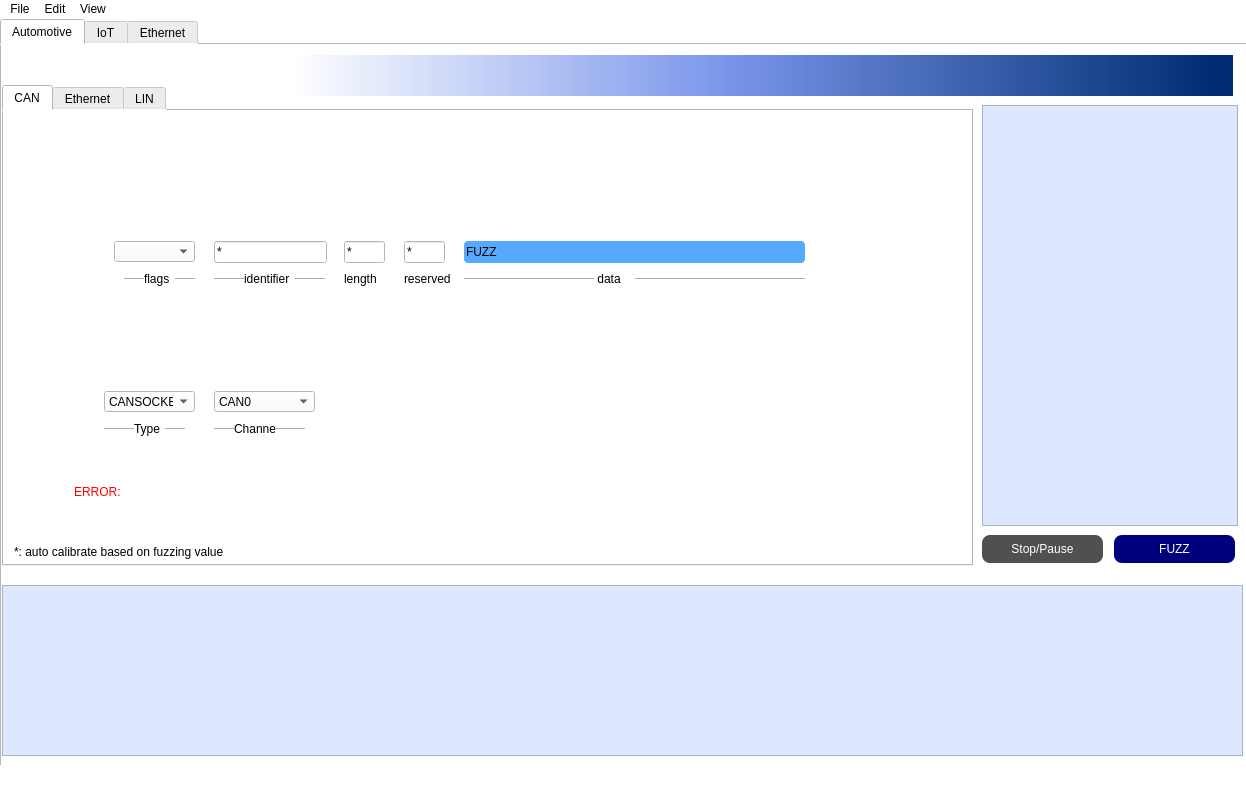
Before: the Qt Designer form app/ui/main.ui in ProtoFuzz/ProtoFuzz, drawn with Qt 5.
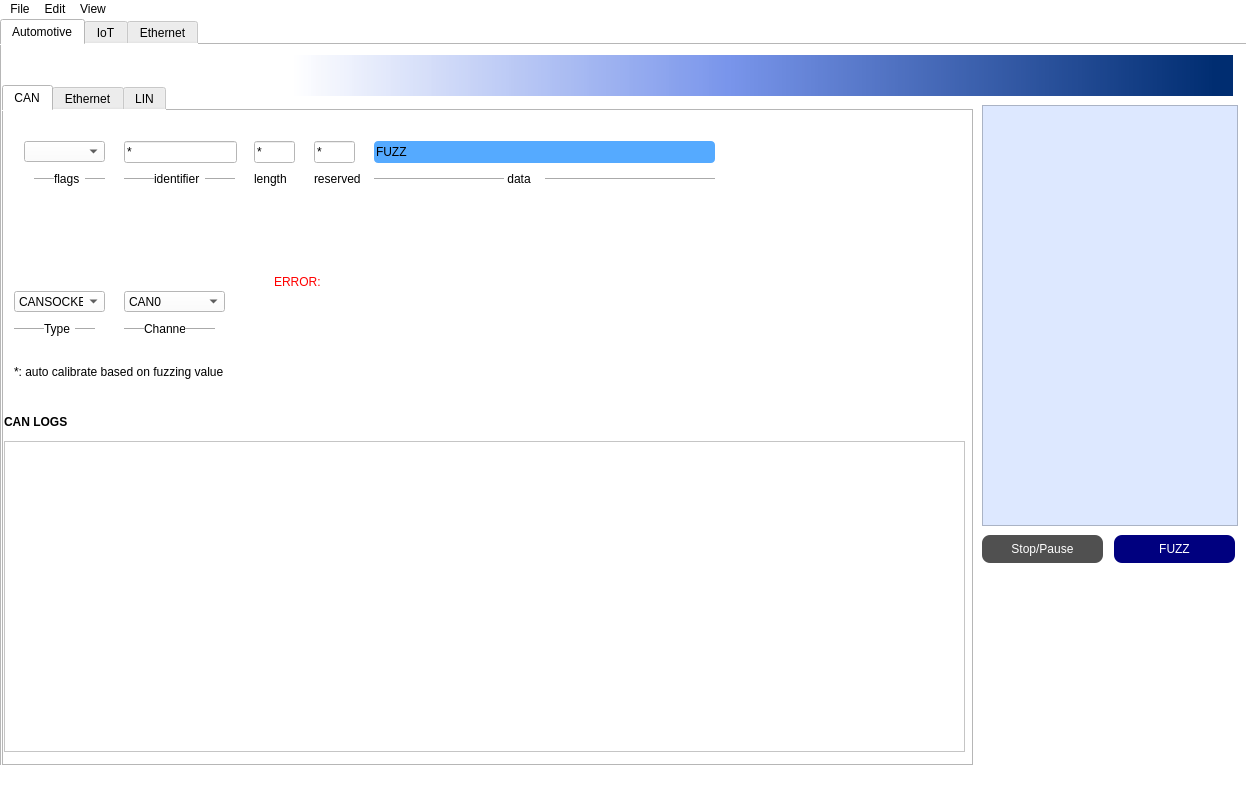
After: the same form once the commit is applied.

Commit message: UI update for CAN logging

The edit to the form file:
```diff
--- a/app/ui/main.ui
+++ b/app/ui/main.ui
@@ -87,7 +87,7 @@
         <x>0</x>
         <y>40</y>
         <width>971</width>
-        <height>481</height>
+        <height>681</height>
        </rect>
       </property>
       <property name="currentIndex">
@@ -100,8 +100,8 @@
        <widget class="QLineEdit" name="lineEdit_2">
         <property name="geometry">
          <rect>
-          <x>210</x>
-          <y>130</y>
+          <x>120</x>
+          <y>30</y>
           <width>113</width>
           <height>22</height>
          </rect>
@@ -113,8 +113,8 @@
        <widget class="QLineEdit" name="lineEdit_3">
         <property name="geometry">
          <rect>
-          <x>340</x>
-          <y>130</y>
+          <x>250</x>
+          <y>30</y>
           <width>41</width>
           <height>22</height>
          </rect>
@@ -126,8 +126,8 @@
        <widget class="QLineEdit" name="lineEdit_4">
         <property name="geometry">
          <rect>
-          <x>400</x>
-          <y>130</y>
+          <x>310</x>
+          <y>30</y>
           <width>41</width>
           <height>22</height>
          </rect>
@@ -139,8 +139,8 @@
        <widget class="QLineEdit" name="lineEdit_5">
         <property name="geometry">
          <rect>
-          <x>460</x>
-          <y>130</y>
+          <x>370</x>
+          <y>30</y>
           <width>341</width>
           <height>22</height>
          </rect>
@@ -156,8 +156,8 @@
        <widget class="Line" name="line">
         <property name="geometry">
          <rect>
-          <x>120</x>
-          <y>160</y>
+          <x>30</x>
+          <y>60</y>
           <width>71</width>
           <height>16</height>
          </rect>
@@ -169,8 +169,8 @@
        <widget class="QLabel" name="label_6">
         <property name="geometry">
          <rect>
-          <x>140</x>
-          <y>160</y>
+          <x>50</x>
+          <y>60</y>
           <width>31</width>
           <height>16</height>
          </rect>
@@ -182,8 +182,8 @@
        <widget class="QLabel" name="label_7">
         <property name="geometry">
          <rect>
-          <x>240</x>
-          <y>160</y>
+          <x>150</x>
+          <y>60</y>
           <width>51</width>
           <height>16</height>
          </rect>
@@ -195,8 +195,8 @@
        <widget class="Line" name="line_2">
         <property name="geometry">
          <rect>
-          <x>210</x>
-          <y>160</y>
+          <x>120</x>
+          <y>60</y>
           <width>111</width>
           <height>16</height>
          </rect>
@@ -205,24 +205,11 @@
          <enum>Qt::Horizontal</enum>
         </property>
        </widget>
-       <widget class="Line" name="line_3">
-        <property name="geometry">
-         <rect>
-          <x>340</x>
-          <y>160</y>
-          <width>41</width>
-          <height>16</height>
-         </rect>
-        </property>
-        <property name="orientation">
-         <enum>Qt::Horizontal</enum>
-        </property>
-       </widget>
        <widget class="QLabel" name="label_8">
         <property name="geometry">
          <rect>
-          <x>340</x>
-          <y>160</y>
+          <x>250</x>
+          <y>60</y>
           <width>41</width>
           <height>16</height>
          </rect>
@@ -234,8 +221,8 @@
        <widget class="QLabel" name="label_9">
         <property name="geometry">
          <rect>
-          <x>400</x>
-          <y>160</y>
+          <x>310</x>
+          <y>60</y>
           <width>51</width>
           <height>16</height>
          </rect>
@@ -247,8 +234,8 @@
        <widget class="Line" name="line_4">
         <property name="geometry">
          <rect>
-          <x>460</x>
-          <y>160</y>
+          <x>370</x>
+          <y>60</y>
           <width>341</width>
           <height>16</height>
          </rect>
@@ -260,8 +247,8 @@
        <widget class="QLabel" name="label_10">
         <property name="geometry">
          <rect>
-          <x>590</x>
-          <y>160</y>
+          <x>500</x>
+          <y>60</y>
           <width>41</width>
           <height>16</height>
          </rect>
@@ -273,8 +260,8 @@
        <widget class="QComboBox" name="comboBox">
         <property name="geometry">
          <rect>
-          <x>110</x>
-          <y>130</y>
+          <x>20</x>
+          <y>30</y>
           <width>81</width>
           <height>21</height>
          </rect>
@@ -299,7 +286,7 @@
         <property name="geometry">
          <rect>
           <x>10</x>
-          <y>430</y>
+          <y>250</y>
           <width>381</width>
           <height>21</height>
          </rect>
@@ -311,8 +298,8 @@
        <widget class="QComboBox" name="comboBox_2">
         <property name="geometry">
          <rect>
-          <x>100</x>
-          <y>280</y>
+          <x>10</x>
+          <y>180</y>
           <width>91</width>
           <height>21</height>
          </rect>
@@ -334,8 +321,8 @@
        <widget class="Line" name="line_5">
         <property name="geometry">
          <rect>
-          <x>100</x>
-          <y>310</y>
+          <x>10</x>
+          <y>210</y>
           <width>81</width>
           <height>16</height>
          </rect>
@@ -347,8 +334,8 @@
        <widget class="QLabel" name="label_12">
         <property name="geometry">
          <rect>
-          <x>130</x>
-          <y>310</y>
+          <x>40</x>
+          <y>210</y>
           <width>31</width>
           <height>16</height>
          </rect>
@@ -360,8 +347,8 @@
        <widget class="Line" name="line_6">
         <property name="geometry">
          <rect>
-          <x>210</x>
-          <y>310</y>
+          <x>120</x>
+          <y>210</y>
           <width>91</width>
           <height>16</height>
          </rect>
@@ -373,8 +360,8 @@
        <widget class="QComboBox" name="comboBox_3">
         <property name="geometry">
          <rect>
-          <x>210</x>
-          <y>280</y>
+          <x>120</x>
+          <y>180</y>
           <width>101</width>
           <height>21</height>
          </rect>
@@ -416,8 +403,8 @@
        <widget class="QLabel" name="label_13">
         <property name="geometry">
          <rect>
-          <x>230</x>
-          <y>310</y>
+          <x>140</x>
+          <y>210</y>
           <width>41</width>
           <height>16</height>
          </rect>
@@ -429,10 +416,10 @@
        <widget class="QLabel" name="Error_CAN">
         <property name="geometry">
          <rect>
-          <x>70</x>
-          <y>360</y>
-          <width>861</width>
-          <height>41</height>
+          <x>270</x>
+          <y>140</y>
+          <width>511</width>
+          <height>61</height>
          </rect>
         </property>
         <property name="palette">
@@ -584,6 +571,36 @@
          <string>ERROR:</string>
         </property>
        </widget>
+       <widget class="QListWidget" name="can_widget">
+        <property name="geometry">
+         <rect>
+          <x>0</x>
+          <y>330</y>
+          <width>961</width>
+          <height>311</height>
+         </rect>
+        </property>
+       </widget>
+       <widget class="QLabel" name="label">
+        <property name="geometry">
+         <rect>
+          <x>0</x>
+          <y>300</y>
+          <width>91</width>
+          <height>21</height>
+         </rect>
+        </property>
+        <property name="font">
+         <font>
+          <pointsize>9</pointsize>
+          <weight>75</weight>
+          <bold>true</bold>
+         </font>
+        </property>
+        <property name="text">
+         <string>CAN LOGS</string>
+        </property>
+       </widget>
        <zorder>line_2</zorder>
        <zorder>lineEdit_2</zorder>
        <zorder>lineEdit_3</zorder>
@@ -709,19 +726,6 @@
        <bool>true</bool>
       </property>
      </widget>
-     <widget class="QListView" name="automotive_inspect">
-      <property name="geometry">
-       <rect>
-        <x>0</x>
-        <y>540</y>
-        <width>1241</width>
-        <height>171</height>
-       </rect>
-      </property>
-      <property name="styleSheet">
-       <string notr="true">background-color: rgb(221, 232, 255);</string>
-      </property>
-     </widget>
     </widget>
     <widget class="QWidget" name="IoT">
      <attribute name="title">
```
Left out of the diff: 3 changed lines with no effect on the pictures.
